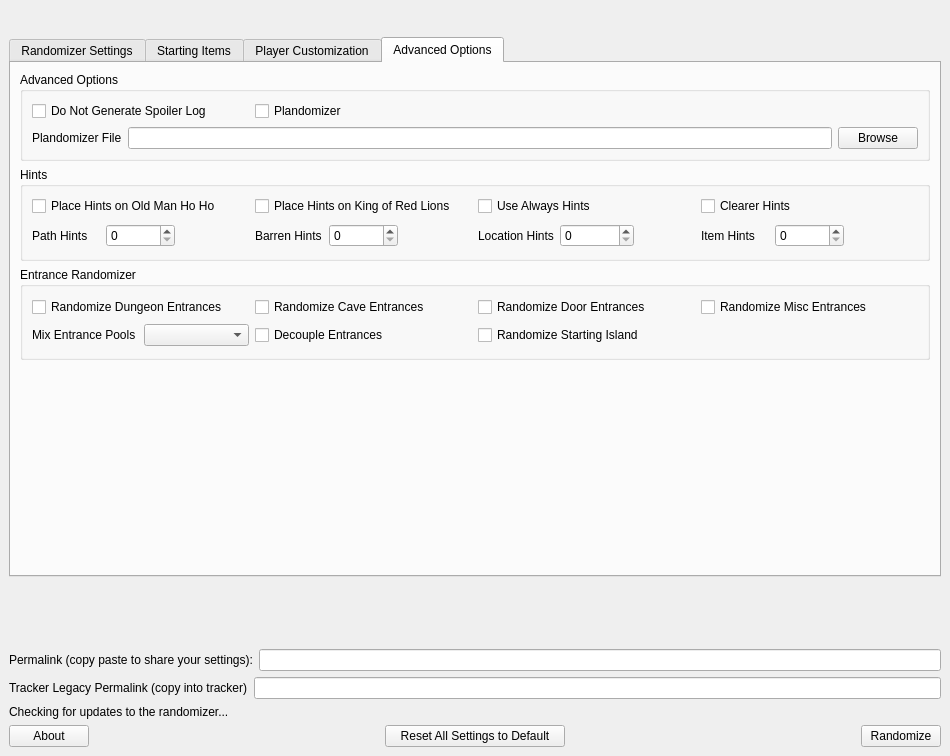
SuperDude88/TWWHD-Randomizer, file gui/mainwindow.ui: the form before one commit.
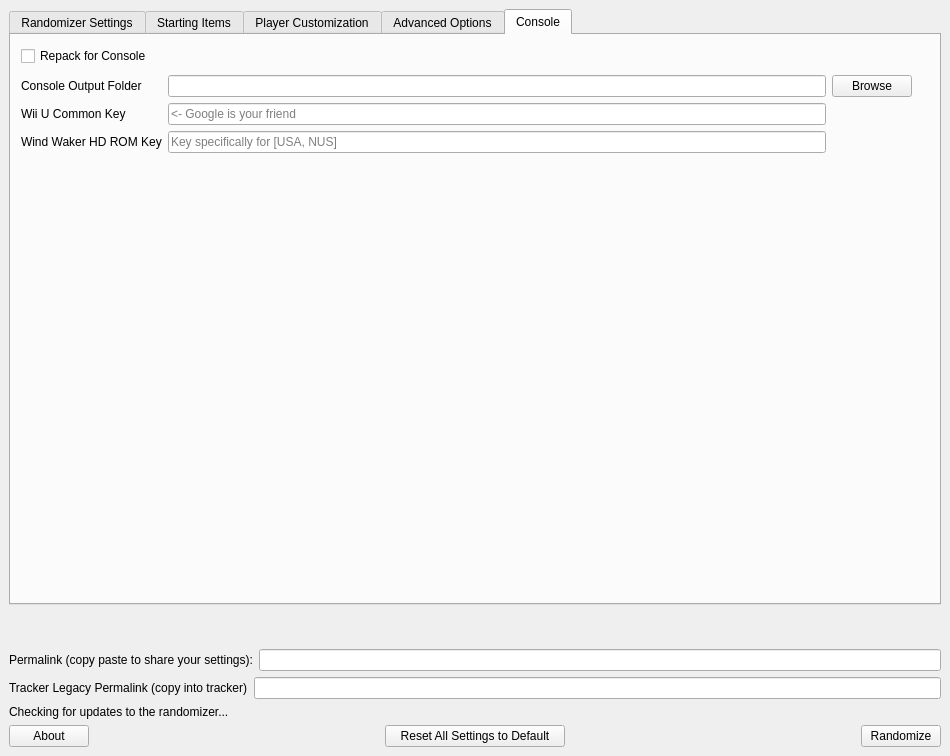
The form after the commit.

Commit message: setup GUI for NUSPacker

The edit to the form file:
```diff
--- a/gui/mainwindow.ui
+++ b/gui/mainwindow.ui
@@ -51,13 +51,13 @@
            <bool>true</bool>
           </property>
           <property name="sizePolicy">
-           <sizepolicy hsizetype="Expanding" vsizetype="Maximum">
+           <sizepolicy hsizetype="Expanding" vsizetype="Expanding">
             <horstretch>0</horstretch>
             <verstretch>0</verstretch>
            </sizepolicy>
           </property>
           <property name="currentIndex">
-           <number>3</number>
+           <number>4</number>
           </property>
           <widget class="QWidget" name="tab">
            <attribute name="title">
@@ -1309,6 +1309,87 @@
             </item>
            </layout>
           </widget>
+          <widget class="QWidget" name="tab_5">
+           <attribute name="title">
+            <string>Console</string>
+           </attribute>
+           <widget class="QWidget" name="gridLayoutWidget">
+            <property name="geometry">
+             <rect>
+              <x>10</x>
+              <y>40</y>
+              <width>891</width>
+              <height>81</height>
+             </rect>
+            </property>
+            <layout class="QGridLayout" name="gridLayout_10">
+             <item row="2" column="0">
+              <widget class="QLabel" name="label_for_encryption_key">
+               <property name="text">
+                <string>Wind Waker HD ROM Key</string>
+               </property>
+              </widget>
+             </item>
+             <item row="2" column="2">
+              <widget class="QLineEdit" name="encryption_key">
+               <property name="text">
+                <string/>
+               </property>
+               <property name="placeholderText">
+                <string>Key specifically for [USA, NUS]</string>
+               </property>
+              </widget>
+             </item>
+             <item row="1" column="0">
+              <widget class="QLabel" name="label_for_wii_u_common_key">
+               <property name="text">
+                <string>Wii U Common Key</string>
+               </property>
+              </widget>
+             </item>
+             <item row="1" column="2">
+              <widget class="QLineEdit" name="wii_u_common_key">
+               <property name="text">
+                <string/>
+               </property>
+               <property name="placeholderText">
+                <string>&lt;- Google is your friend</string>
+               </property>
+              </widget>
+             </item>
+             <item row="0" column="2">
+              <widget class="QLineEdit" name="console_output"/>
+             </item>
+             <item row="0" column="3">
+              <widget class="QPushButton" name="console_output_browse_button">
+               <property name="text">
+                <string>Browse</string>
+               </property>
+              </widget>
+             </item>
+             <item row="0" column="0">
+              <widget class="QLabel" name="label_for_console_output">
+               <property name="text">
+                <string>Console Output Folder</string>
+               </property>
+              </widget>
+             </item>
+            </layout>
+           </widget>
+           <widget class="QCheckBox" name="repack_for_console">
+            <property name="geometry">
+             <rect>
+              <x>10</x>
+              <y>10</y>
+              <width>136</width>
+              <height>22</height>
+             </rect>
+            </property>
+            <property name="text">
+             <string>Repack for Console</string>
+            </property>
+           </widget>
+          </widget>
          </widget>
         </item>
        </layout>
```
Left out of the diff: 59 changed lines with no effect on the pictures. The commit also changes 6 other files.
